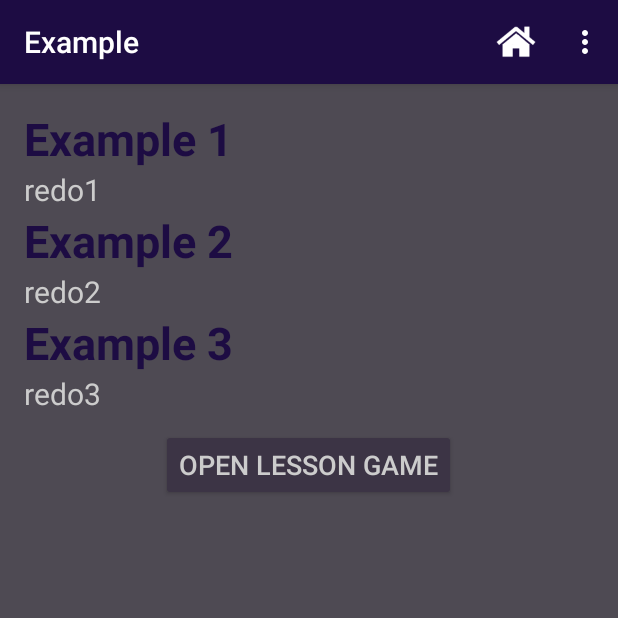
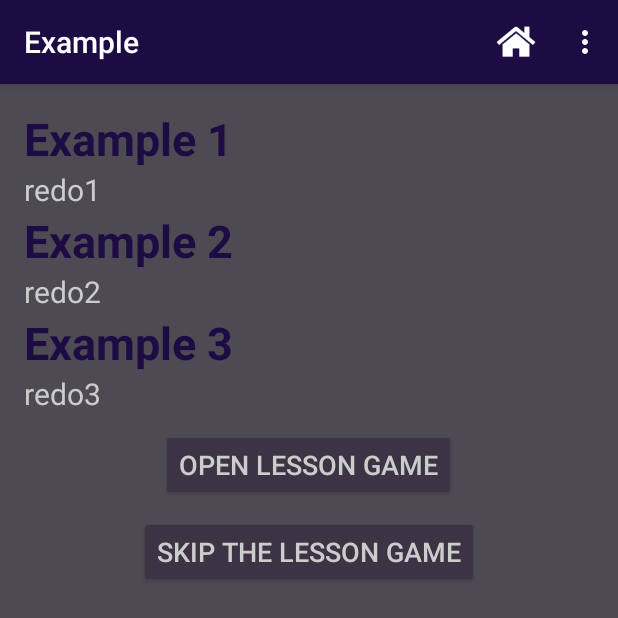
Before and after one commit to MyannaHarris/GEDMobileApp, an Android app: the RedoExample screen opened directly, with no data from a screen before it, on a phone screen of 412 x 824 dp. Shown: the top 618 px of the screen. Run offline under Robolectric (Android 15) with nearby library versions, the phone set to English and light mode, and no system bars; 6 statements that could not run were skipped.

Commit message:
added skip game button to redo, added fixes to bucket game

```diff
--- a/GEDAppGUI/app/src/main/res/layout/activity_redo_example.xml
+++ b/GEDAppGUI/app/src/main/res/layout/activity_redo_example.xml
@@ -79,6 +79,17 @@
                 android:textSize="18sp"
                 android:onClick="gotToLessonGame" />
 
+            <Button
+                android:layout_width="wrap_content"
+                android:layout_height="wrap_content"
+                android:id="@+id/skipLessonGame"
+                android:layout_alignParentBottom="true"
+                android:layout_gravity="center"
+                android:layout_marginTop="@dimen/button_vert_margin"
+                android:text="Skip the Lesson Game"
+                android:textSize="18sp"
+                android:onClick="skipTheLessonGame" />
+
         </LinearLayout>
     </ScrollView>
 
```
Also changed, not shown: GEDAppGUI/app/src/main/java/com/gedappgui/gedappgui/BucketGameView.java (+18 -6 lines), GEDAppGUI/app/src/main/java/com/gedappgui/gedappgui/BucketNumber.java (+11 -8 lines), GEDAppGUI/app/src/main/java/com/gedappgui/gedappgui/Question.java (+11 -0 lines), GEDAppGUI/app/src/main/java/com/gedappgui/gedappgui/RedoExample.java (+13 -1 lines).
